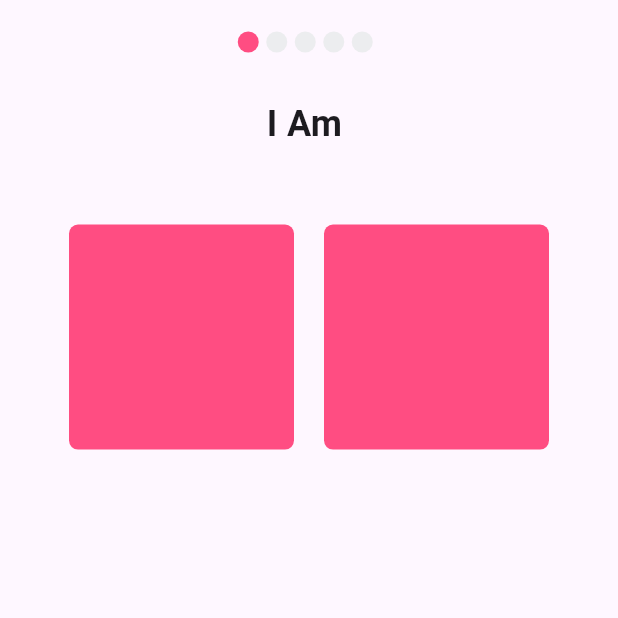
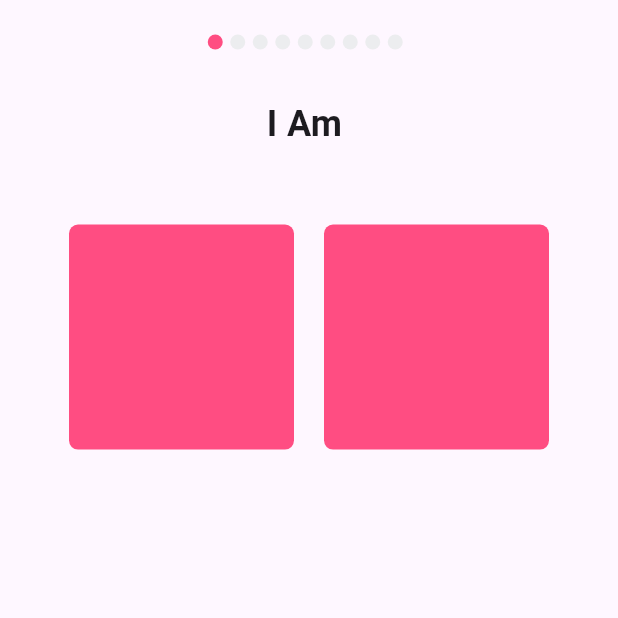
Before and after one commit to dvlpr-nirajpatil/Reshimgathi-Maratha-Anurup, a Flutter app: the screen it shows after launch, on a phone screen of 412 x 824 dp, the top half of it. Run offline on Flutter 3.47's test engine with Material 3 defaults, Android fonts, the light colour scheme and no system bars; our stand-ins replace cloud_firestore, dotted_border, firebase_auth, firebase_core, get, velocity_x; accounts and stored records are empty.

Commit message:
profile creation form completed

```diff
--- a/lib/shared-widget/custom_auth_screens_button.dart
+++ b/lib/shared-widget/custom_auth_screens_button.dart
@@ -1,6 +1,6 @@
 import 'package:reshimgathi/consts/consts.dart';
 
-Container customAuthScreenButton(BuildContext context, {title}) {
+Container customAuthScreenButton(BuildContext context, {title, ontap}) {
   return Container(
     width: context.screenWidth,
     child: ElevatedButton(
@@ -12,7 +12,9 @@ Container customAuthScreenButton(BuildContext context, {title}) {
           shape: MaterialStateProperty.all<OutlinedBorder>(
               RoundedRectangleBorder(borderRadius: BorderRadius.circular(5))),
           backgroundColor: MaterialStateProperty.all<Color>(pinkColor)),
-      onPressed: () {},
+      onPressed: () {
+        ontap();
+      },
       child: "$title".text.white.size(16).make(),
     ),
   );
--- a/lib/views/auth-screens/profile-creation-form/profile_creation_form.dart
+++ b/lib/views/auth-screens/profile-creation-form/profile_creation_form.dart
@@ -1,5 +1,7 @@
 import 'package:reshimgathi/consts/consts.dart';
 import 'package:reshimgathi/views/auth-screens/profile-creation-form/shared-container/gender-1.dart';
+import 'package:reshimgathi/views/auth-screens/profile-creation-form/shared-container/upload-document.dart';
+import 'package:reshimgathi/views/auth-screens/profile-creation-form/shared-container/uplod-image.dart';
 
 class ProfileCreationScreen extends StatelessWidget {
   const ProfileCreationScreen({super.key});
@@ -15,24 +17,51 @@ class ProfileCreationScreen extends StatelessWidget {
         title: Row(
           mainAxisAlignment: MainAxisAlignment.center,
           children: List.generate(
-            5,
+            9,
             (index) => Container(
               margin: EdgeInsets.only(right: 5),
               child: CircleAvatar(
-                radius: 7,
+                radius: 5,
                 backgroundColor: index == 0 ? pinkColor : lightGrey,
               ),
             ),
           ),
         ),
       ),
-      body: Container(
-        padding: screenPadding.copyWith(top: (80 * 100) / context.screenHeight),
-        child: genderCheck(),
+      body: Obx(
+        () => Container(
+            padding:
+                screenPadding.copyWith(top: (80 * 100) / context.screenHeight),
+            child: controller.ScreenNo == 0
+                ? genderCheck()
+                : controller.ScreenNo == 1
+                    ? personalInformation()
+                    : controller.ScreenNo == 2
+                        ? professionalInformation()
+                        : controller.ScreenNo == 3
+                            ? familyBackground(controller)
+                            : controller.ScreenNo == 4
+                                ? ResidentialInformation()
+                                : controller.ScreenNo == 5
+                                    ? ContactInformation()
+                                    : controller.ScreenNo == 6
+                                        ? ExpectationsInformation()
+                                        : controller.ScreenNo == 7
+                                            ? UplodImage(context)
+                                            : controller.ScreenNo == 8
+                                                ? UploadDocument(context)
+                                                : registrationSuccessScreen()),
       ),
       bottomNavigationBar: BottomAppBar(
         elevation: 0,
-        child: customAuthScreenButton(context, title: "continue"),
+        child: Obx(
+          () => controller.ScreenNo == 9
+              ? SizedBox()
+              : customAuthScreenButton(context, title: "continue", ontap: () {
+                  controller.ScreenNo += 1;
+                  print(controller.ScreenNo.value);
+                }),
+        ),
       ),
     );
   }
--- a/lib/views/auth-screens/profile-creation-form/shared-container/registration-success.dart
+++ b/lib/views/auth-screens/profile-creation-form/shared-container/registration-success.dart
@@ -1,6 +1,11 @@
 import 'package:reshimgathi/consts/consts.dart';
+import 'package:reshimgathi/views/home/home.dart';
 
 Container registrationSuccessScreen() {
+  Future.delayed(Duration(seconds: 2), () {
+    Get.to(() => Home());
+  });
+
   return Container(
     child: Column(
       // mainAxisAlignment: MainAxisAlignment.center,
--- a/lib/views/auth-screens/profile-creation-form/shared-container/upload-document.dart
+++ b/lib/views/auth-screens/profile-creation-form/shared-container/upload-document.dart
@@ -24,7 +24,7 @@ Column UploadDocument(BuildContext context) {
                 size: 60,
               ),
               15.heightBox,
-              "Upload your images here".text.color(darkGrey).size(16).make()
+              "Upload Document images here".text.color(darkGrey).size(16).make()
             ],
           ),
         ),
```
Also changed, not shown: 1 other file.
